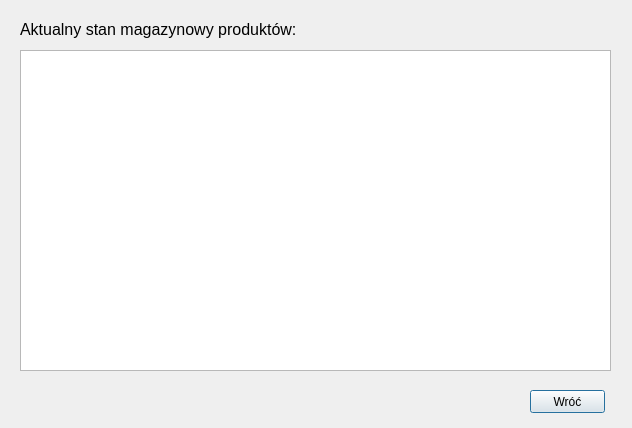
Before: the Qt Designer form storagewindow.ui in DzimiX/ProgramSprzedazowy, drawn with Qt 5.
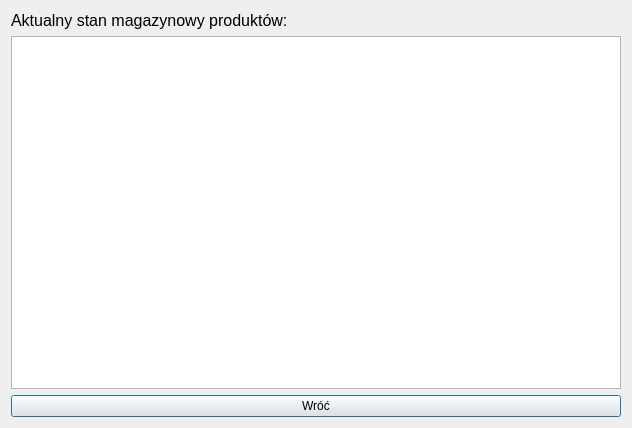
After: the same form once the commit is applied.

The edit to the form file:
```diff
--- a/storagewindow.ui
+++ b/storagewindow.ui
@@ -13,28 +13,16 @@
   <property name="windowTitle">
    <string>Stan magazynowy</string>
   </property>
-  <widget class="QPushButton" name="button_return">
-   <property name="geometry">
-    <rect>
-     <x>530</x>
-     <y>390</y>
-     <width>75</width>
-     <height>23</height>
-    </rect>
-   </property>
+  <layout class="QGridLayout" name="gridLayout">
+   <item row="0" column="0">
+    <widget class="QLabel" name="label">
    <property name="text">
-    <string>Wróć</string>
-   </property>
-  </widget>
+      <string>&lt;html&gt;&lt;head/&gt;&lt;body&gt;&lt;p&gt;&lt;span style=&quot; font-size:12pt;&quot;&gt;Aktualny stan magazynowy produktów:&lt;/span&gt;&lt;/p&gt;&lt;/body&gt;&lt;/html&gt;</string>
+     </property>
+    </widget>
+   </item>
+   <item row="1" column="0">
   <widget class="QTableView" name="tableView">
-   <property name="geometry">
-    <rect>
-     <x>20</x>
-     <y>50</y>
-     <width>591</width>
-     <height>321</height>
-    </rect>
-   </property>
    <property name="selectionBehavior">
     <enum>QAbstractItemView::SelectRows</enum>
    </property>
@@ -42,19 +30,15 @@
     <bool>false</bool>
    </attribute>
   </widget>
-  <widget class="QLabel" name="label">
-   <property name="geometry">
-    <rect>
-     <x>20</x>
-     <y>20</y>
-     <width>591</width>
-     <height>20</height>
-    </rect>
-   </property>
+   </item>
+   <item row="2" column="0">
+    <widget class="QPushButton" name="button_return">
    <property name="text">
-    <string>&lt;html&gt;&lt;head/&gt;&lt;body&gt;&lt;p&gt;&lt;span style=&quot; font-size:12pt;&quot;&gt;Aktualny stan magazynowy produktów:&lt;/span&gt;&lt;/p&gt;&lt;/body&gt;&lt;/html&gt;</string>
-   </property>
-  </widget>
+      <string>Wróć</string>
+     </property>
+    </widget>
+   </item>
+  </layout>
  </widget>
  <resources/>
  <connections/>
```
Lines whose indentation alone changed are shown as unchanged.
